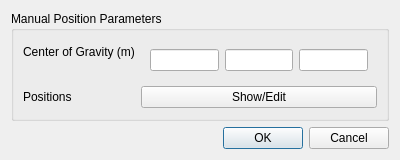
Before: the Qt Designer form baramFlow/view/setup/dynamic_mesh/motion_functions/manual_position_dialog.ui in xupeiwust/baram, drawn with Qt 5.
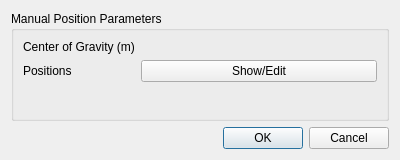
After: the same form once the commit is applied. Custom widgets are drawn as their Qt base class.

Commit message: Vector is used for vector inputs

```diff
--- a/baramFlow/view/setup/dynamic_mesh/motion_functions/manual_position_dialog.ui
+++ b/baramFlow/view/setup/dynamic_mesh/motion_functions/manual_position_dialog.ui
@@ -28,19 +28,7 @@
        </widget>
       </item>
       <item row="0" column="1">
-       <widget class="QWidget" name="cogWidget" native="true">
-        <layout class="QHBoxLayout" name="cogLayout">
-         <item>
-          <widget class="QLineEdit" name="cogX"/>
-         </item>
-         <item>
-          <widget class="QLineEdit" name="cogY"/>
-         </item>
-         <item>
-          <widget class="QLineEdit" name="cogZ"/>
-         </item>
-        </layout>
-       </widget>
+       <widget class="VectorWidget" name="cog"/>
       </item>
       <item row="1" column="0">
        <widget class="QLabel" name="positionsLabel">
@@ -68,6 +56,13 @@
    </item>
   </layout>
  </widget>
+ <customwidgets>
+  <customwidget>
+   <class>VectorWidget</class>
+   <extends>QWidget</extends>
+   <header>baramFlow.view.widgets.vector_widget</header>
+  </customwidget>
+ </customwidgets>
  <resources/>
  <connections/>
 </ui>
```
The commit also changes 26 other files.
